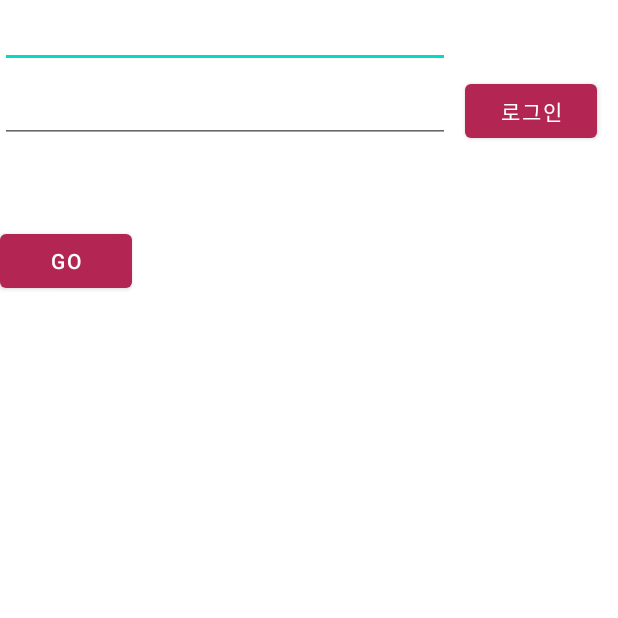
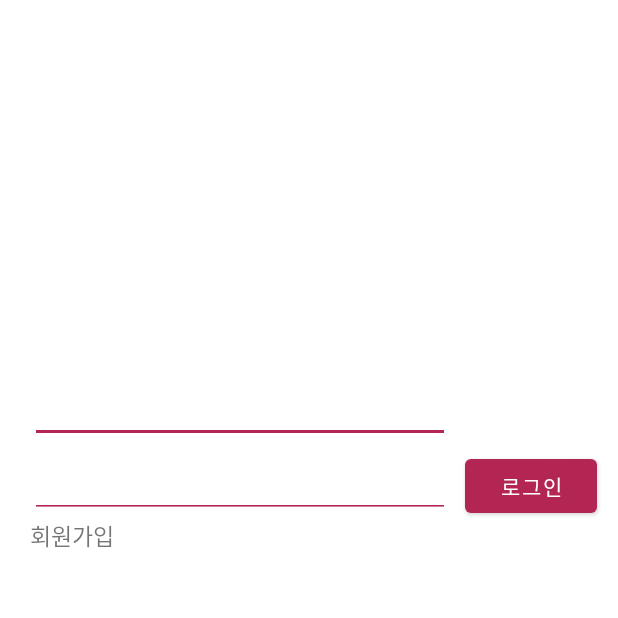
Before and after one commit to JorimJoram/TwinsAndroid, an Android app built with Jetpack Compose: the screen it shows after launch (LoginActivity), on a phone screen of 412 x 824 dp, the top half of it. Run offline under Robolectric (Android 15) with nearby library versions, the phone set to English and light mode, and no system bars.

Commit message:
feat: account and login - except find

```diff
--- a/app/src/main/java/twins/fan/twinsandroid/activity/AccountActivity.kt
+++ b/app/src/main/java/twins/fan/twinsandroid/activity/AccountActivity.kt
@@ -36,7 +36,7 @@ class AccountActivity : AppCompatActivity() {
     private val callBack = object:OnBackPressedCallback(true){
         override fun handleOnBackPressed() {
             val builder = AlertDialog.Builder(this@AccountActivity)
-            builder.setTitle("회원가입 종료").setMessage("지금까지 작성하신 내용이 모두 종료됩니다.\n계속 진행하시겠습니까?")
+            builder.setTitle("회원가입 종료").setMessage("지금까지 작성하신 내용이 모두 삭제됩니다.\n계속 진행하시겠습니까?")
             builder.setPositiveButton("예"){
                 dialog, which -> finish()
             }
--- /dev/null
+++ b/app/src/main/res/drawable/arrow_back_24.xml
@@ -0,0 +1,5 @@
+<vector android:autoMirrored="true" android:height="30dp"
+    android:tint="#B32653" android:viewportHeight="24"
+    android:viewportWidth="24" android:width="30dp" xmlns:android="http://schemas.android.com/apk/res/android">
+    <path android:fillColor="@android:color/white" android:pathData="M20,11H7.83l5.59,-5.59L12,4l-8,8 8,8 1.41,-1.41L7.83,13H20v-2z"/>
+</vector>
--- a/app/src/main/res/layout/activity_login.xml
+++ b/app/src/main/res/layout/activity_login.xml
@@ -8,17 +8,26 @@
 
     <EditText
         android:id="@+id/login_username"
-        android:layout_width="300dp"
+        android:layout_width="280dp"
         android:layout_height="wrap_content"
+
+        android:imeOptions="actionNext"
+        android:inputType="text"
+        android:nextFocusDown="@id/login_password"
+
+        android:layout_marginTop="250dp"
+        android:layout_marginStart="20dp"
+        android:backgroundTint="@color/twins_red"
         app:layout_constraintStart_toStartOf="parent"
         app:layout_constraintTop_toTopOf="parent" />
 
     <EditText
         android:id="@+id/login_password"
-        android:layout_width="300dp"
+        android:layout_width="280dp"
         android:layout_height="wrap_content"
         android:layout_marginTop="50dp"
-        app:layout_constraintStart_toStartOf="parent"
+        android:backgroundTint="@color/twins_red"
+        app:layout_constraintStart_toStartOf="@id/login_username"
         app:layout_constraintTop_toTopOf="@id/login_username" />
 
     <Button
@@ -30,6 +39,24 @@
         android:text="로그인"
         app:layout_constraintStart_toEndOf="@id/login_password"
         app:layout_constraintTop_toTopOf="@id/login_username" />
+
+    <TextView
+        android:id="@+id/username_msg"
+        android:layout_width="wrap_content"
+        android:layout_height="wrap_content"
+        app:layout_constraintStart_toStartOf="@id/login_password"
+        app:layout_constraintTop_toBottomOf="@id/login_accountButton"
+        android:textSize="15sp"
+        android:textColor="@color/twins_red"/>
+
+    <TextView
+        android:id="@+id/login_accountButton"
+        android:layout_width="wrap_content"
+        android:layout_height="wrap_content"
+        android:text="회원가입"
+        android:textSize="15sp"
+        app:layout_constraintStart_toStartOf="@id/login_password"
+        app:layout_constraintTop_toBottomOf="@id/login_password" />
 
     <com.airbnb.lottie.LottieAnimationView
         android:id="@+id/login_lottieView"
@@ -44,13 +71,4 @@
         app:lottie_rawRes="@raw/loading_lottie"
         android:visibility="gone"/>
 
-    <Button
-        android:id="@+id/login_accountButton"
-        android:layout_width="wrap_content"
-        android:layout_height="wrap_content"
-        android:layout_marginTop="100dp"
-        android:text="go"
-        app:layout_constraintStart_toStartOf="@id/login_password"
-        app:layout_constraintTop_toTopOf="@id/login_password" />
-
 </androidx.constraintlayout.widget.ConstraintLayout>
```
Also changed, not shown: app/src/main/java/twins/fan/twinsandroid/activity/LoginActivity.kt (+8 -7 lines), app/src/main/java/twins/fan/twinsandroid/fragment/account/AccountFragmentPassword.kt (+10 -3 lines), app/src/main/java/twins/fan/twinsandroid/fragment/account/AccountFragmentTel.kt (+9 -1 lines), app/src/main/java/twins/fan/twinsandroid/fragment/account/AccountFragmentUsername.kt (+17 -0 lines), app/src/main/res/layout/fragment_account_password.xml (+19 -2 lines), app/src/main/res/layout/fragment_account_tel.xml (+12 -0 lines), app/src/main/res/layout/fragment_account_username.xml (+18 -2 lines).
